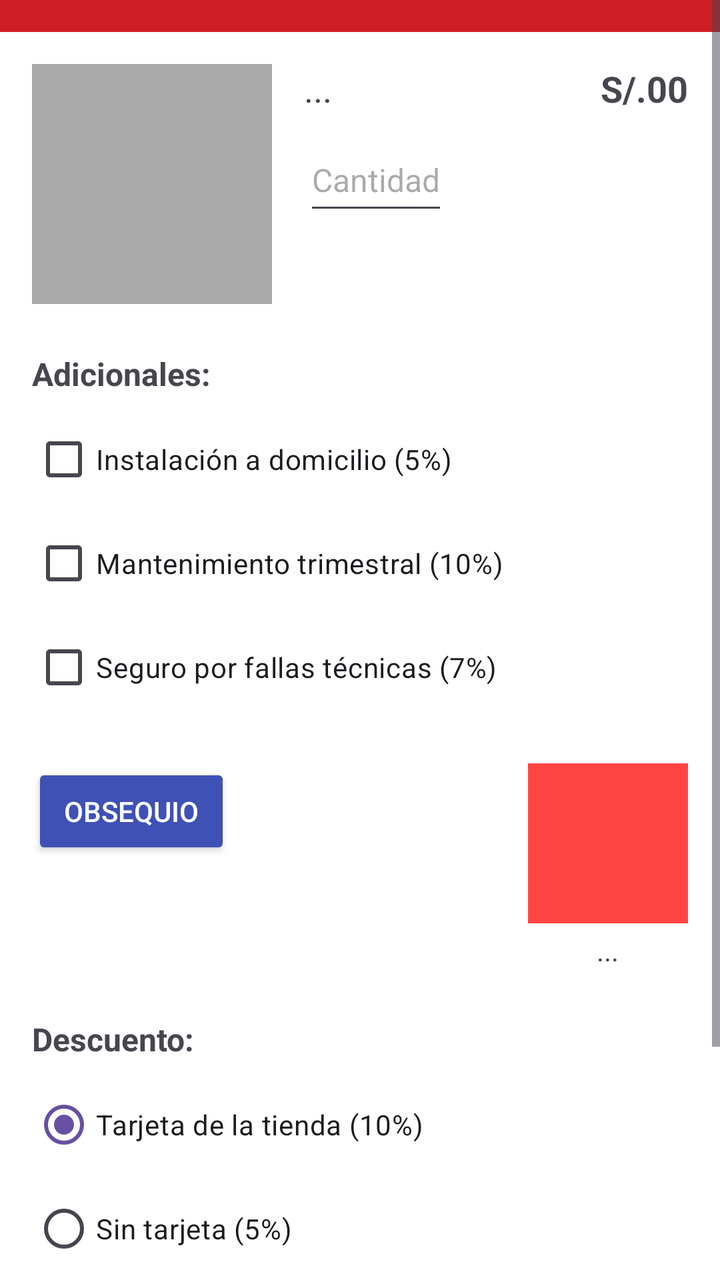
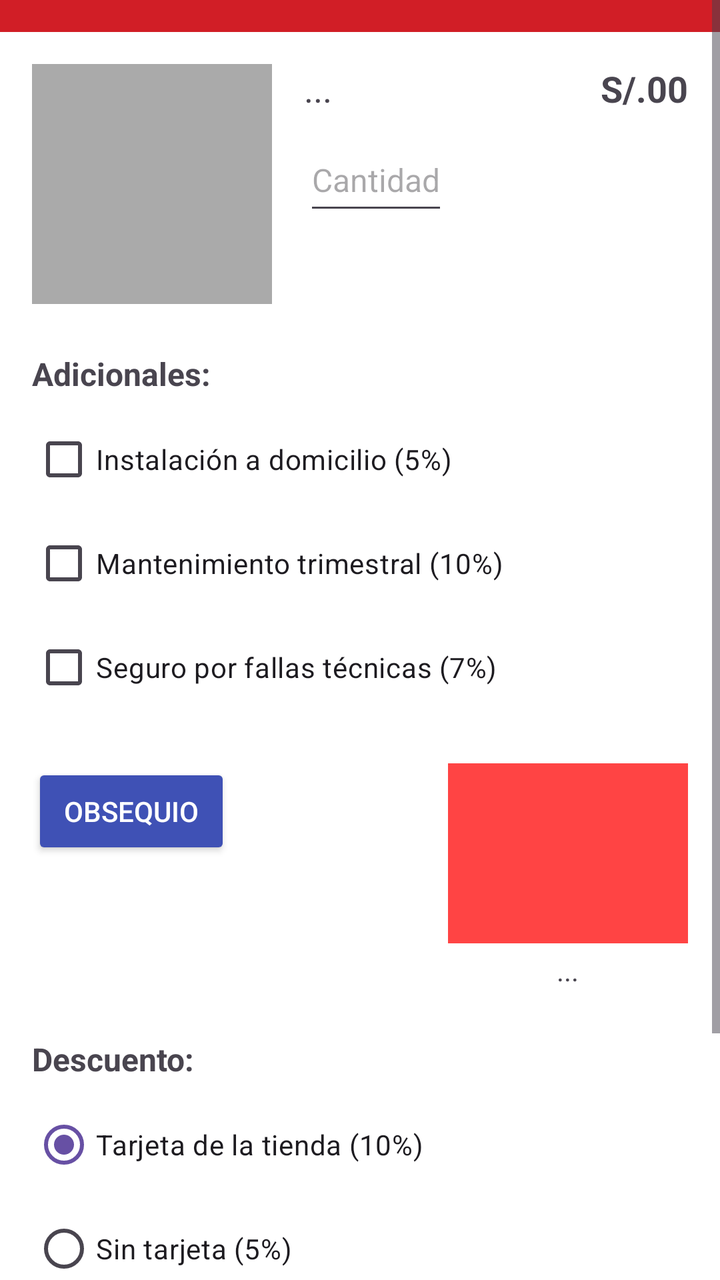

Two renders of the same Android screen: before a commit and after it. Below are the layout's source before the change and the commit's diff.
<!-- AndroidManifest.xml: application theme Theme.AppTienda -->
<!-- res/layout/activity_detalle_producto.xml -->
<?xml version="1.0" encoding="utf-8"?>
<layout xmlns:android="http://schemas.android.com/apk/res/android"
    xmlns:app="http://schemas.android.com/apk/res-auto"
    xmlns:tools="http://schemas.android.com/tools">

    <data>

    </data>

    <androidx.constraintlayout.widget.ConstraintLayout
        android:id="@+id/main"
        android:layout_width="match_parent"
        android:layout_height="match_parent"
        android:background="@android:color/white"
        tools:context=".DetalleProducto">

        <ScrollView
            android:layout_width="0dp"
            android:layout_height="0dp"
            app:layout_constraintTop_toTopOf="parent"
            app:layout_constraintBottom_toBottomOf="parent"
            app:layout_constraintStart_toStartOf="parent"
            app:layout_constraintEnd_toEndOf="parent">

            <LinearLayout
                android:layout_width="match_parent"
                android:layout_height="wrap_content"
                android:orientation="vertical">

                <LinearLayout
                    android:layout_width="match_parent"
                    android:layout_height="wrap_content"
                    android:background="#D11E26"
                    android:paddingTop="8dp"
                    android:paddingBottom="8dp"
                    android:layout_marginBottom="16dp" />

                <LinearLayout
                    android:layout_width="match_parent"
                    android:layout_height="wrap_content"
                    android:orientation="vertical"
                    android:paddingStart="16dp"
                    android:paddingEnd="16dp"
                    android:paddingBottom="16dp">

                    <LinearLayout
                        android:layout_width="match_parent"
                        android:layout_height="wrap_content"
                        android:orientation="horizontal"
                        android:layout_marginBottom="24dp">

                        <ImageView
                            android:id="@+id/product_image"
                            android:layout_width="120dp"
                            android:layout_height="120dp"
                            android:layout_marginEnd="16dp"
                            android:background="@android:color/darker_gray"
                            android:contentDescription="Imagen de la lavadora"
                            android:scaleType="fitCenter" />

                        <LinearLayout
                            android:layout_width="0dp"
                            android:layout_height="wrap_content"
                            android:layout_weight="1"
                            android:orientation="vertical">

                            <RelativeLayout
                                android:layout_width="match_parent"
                                android:layout_height="wrap_content">

                                <TextView
                                    android:id="@+id/product_name"
                                    android:layout_width="wrap_content"
                                    android:layout_height="wrap_content"
                                    android:layout_alignParentStart="true"
                                    android:text="..."
                                    android:textSize="18sp" />

                                <TextView
                                    android:id="@+id/product_price"
                                    android:layout_width="wrap_content"
                                    android:layout_height="wrap_content"
                                    android:layout_alignParentEnd="true"
                                    android:text="S/.00"
                                    android:textSize="18sp"
                                    android:textStyle="bold" />
                            </RelativeLayout>

                            <EditText
                                android:id="@+id/etCantidad"
                                android:layout_width="wrap_content"
                                android:layout_height="wrap_content"
                                android:layout_marginTop="8dp"
                                android:hint="Cantidad"
                                android:minHeight="48dp"
                                android:textColor="@color/black"
                                android:textSize="16sp" />
                        </LinearLayout>
                    </LinearLayout>

                    <TextView
                        android:layout_width="wrap_content"
                        android:layout_height="wrap_content"
                        android:text="Adicionales:"
                        android:textSize="16sp"
                        android:textStyle="bold"
                        android:layout_marginBottom="8dp" />

                    <CheckBox
                        android:id="@+id/cbInstalacion"
                        android:layout_width="match_parent"
                        android:layout_height="wrap_content"
                        android:layout_marginBottom="4dp"
                        android:text="Instalación a domicilio (5%)" />

                    <CheckBox
                        android:id="@+id/cbMantenimiento"
                        android:layout_width="match_parent"
                        android:layout_height="wrap_content"
                        android:layout_marginBottom="4dp"
                        android:text="Mantenimiento trimestral (10%)" />

                    <CheckBox
                        android:id="@+id/cbSeguro"
                        android:layout_width="match_parent"
                        android:layout_height="wrap_content"
                        android:layout_marginBottom="24dp"
                        android:text="Seguro por fallas técnicas (7%)" />

                    <RelativeLayout
                        android:layout_width="match_parent"
                        android:layout_height="wrap_content"
                        android:layout_marginBottom="24dp">

                        <Button
                            android:id="@+id/btnObsequio"
                            android:layout_width="wrap_content"
                            android:layout_height="wrap_content"
                            android:layout_alignParentStart="true"
                            android:backgroundTint="#3F51B5"
                            android:paddingLeft="16dp"
                            android:paddingRight="16dp"
                            android:text="OBSEQUIO"
                            android:textColor="@android:color/white" />

                        <LinearLayout
                            android:layout_width="wrap_content"
                            android:layout_height="wrap_content"
                            android:layout_alignParentEnd="true"
                            android:gravity="center_horizontal"
                            android:orientation="vertical">

                            <ImageView
                                android:id="@+id/ivRegalo"
                                android:layout_width="80dp"
                                android:layout_height="80dp"
                                android:background="@android:color/holo_red_light"
                                android:contentDescription="Regalo"
                                android:scaleType="fitCenter" />

                            
                            <TextView
                                android:id="@+id/tvRegalo"
                                android:layout_width="wrap_content"
                                android:layout_height="wrap_content"
                                android:layout_marginTop="4dp"
                                android:text="..."
                                android:textSize="14sp" />
                        </LinearLayout>
                    </RelativeLayout>

                    <TextView
                        android:layout_width="wrap_content"
                        android:layout_height="wrap_content"
                        android:text="Descuento:"
                        android:textSize="16sp"
                        android:textStyle="bold"
                        android:layout_marginBottom="8dp" />

                    <RadioGroup
                        android:layout_width="match_parent"
                        android:layout_height="wrap_content"
                        android:orientation="vertical"
                        android:layout_marginBottom="32dp">

                        <RadioButton
                            android:id="@+id/rbTarjeta"
                            android:layout_width="match_parent"
                            android:layout_height="wrap_content"
                            android:layout_marginBottom="4dp"
                            android:checked="true"
                            android:text="Tarjeta de la tienda (10%)" />

                        <RadioButton
                            android:id="@+id/rbSinTarjeta"
                            android:layout_width="match_parent"
                            android:layout_height="wrap_content"
                            android:text="Sin tarjeta (5%)" />
                    </RadioGroup>

                    <Button
                        android:id="@+id/btnComprar"
                        android:layout_width="match_parent"
                        android:layout_height="wrap_content"
                        android:backgroundTint="#D11E26"
                        android:paddingTop="12dp"
                        android:paddingBottom="12dp"
                        android:text="COMPRAR"
                        android:textColor="@android:color/white"
                        android:textSize="18sp" />

                    <Button
                        android:id="@+id/btnRegresar"
                        android:layout_width="match_parent"
                        android:layout_height="wrap_content"
                        android:backgroundTint="#D11E26"
                        android:text="REGRESAR"
                        android:textSize="18sp" />

                </LinearLayout>

            </LinearLayout>

        </ScrollView>

    </androidx.constraintlayout.widget.ConstraintLayout>
</layout>
<!-- resources referenced by this layout -->
<resources>
  <color name="black">#FF000000</color>
  <style name="Theme.AppTienda" parent="Base.Theme.AppTienda" />
  <style name="Base.Theme.AppTienda" parent="Theme.Material3.DayNight.NoActionBar">
          
          
      </style>
</resources>

<!-- the commit's change to res/layout/activity_detalle_producto.xml (unified diff, before → after) -->
@@ -56,7 +56,7 @@
                             android:layout_marginEnd="16dp"
                             android:background="@android:color/darker_gray"
                             android:contentDescription="Imagen de la lavadora"
-                            android:scaleType="fitCenter" />
+                            android:scaleType="fitXY" />
 
                         <LinearLayout
                             android:layout_width="0dp"
@@ -152,11 +152,11 @@
 
                             <ImageView
                                 android:id="@+id/ivRegalo"
-                                android:layout_width="80dp"
-                                android:layout_height="80dp"
+                                android:layout_width="120dp"
+                                android:layout_height="90dp"
                                 android:background="@android:color/holo_red_light"
                                 android:contentDescription="Regalo"
-                                android:scaleType="fitCenter" />
+                                android:scaleType="fitXY" />
 
                             
                             <TextView
